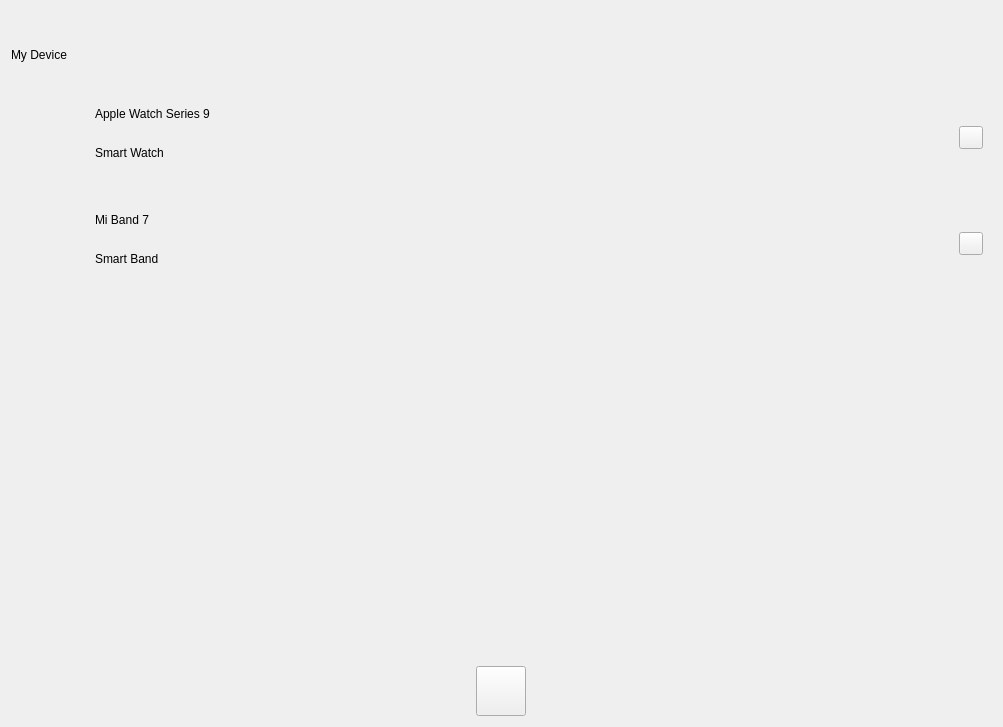
Qt form health_tracker/health_app_pyqt/ui/device_interface.ui (sxdl/health_tracker) before a commit.
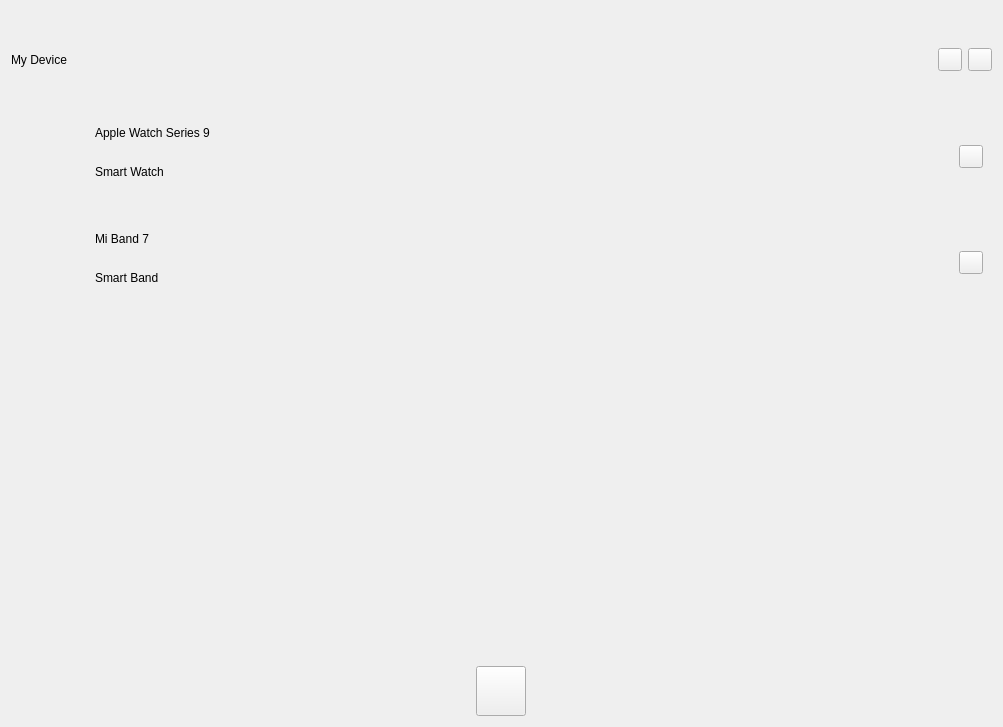
The same form after that commit. Icons and pictures are not drawn. Custom widgets are drawn as their Qt base class.

```diff
--- a/health_tracker/health_app_pyqt/ui/device_interface.ui
+++ b/health_tracker/health_app_pyqt/ui/device_interface.ui
@@ -37,6 +37,11 @@
     </spacer>
    </item>
    <item>
+    <layout class="QHBoxLayout" name="horizontalLayout_4">
+     <property name="bottomMargin">
+      <number>10</number>
+     </property>
+     <item>
     <widget class="TitleLabel" name="TitleLabel">
      <property name="text">
       <string>My Device</string>
@@ -45,6 +50,14 @@
       <number>50</number>
      </property>
     </widget>
+     </item>
+     <item>
+      <widget class="ToolButton" name="themeButton"/>
+     </item>
+     <item>
+      <widget class="ToolButton" name="GitHubButton"/>
+     </item>
+    </layout>
    </item>
    <item>
     <widget class="SimpleCardWidget" name="deviceCard1">
```
Lines whose indentation alone changed are shown as unchanged.
